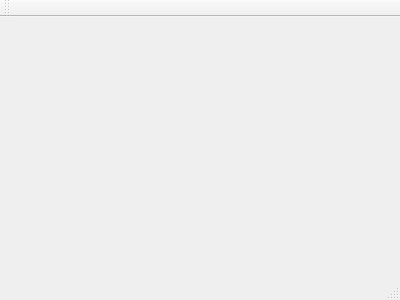
Before: the Qt Designer form src/mainwindow.ui in mrafcho001/QtMovieCollection, drawn with Qt 5.
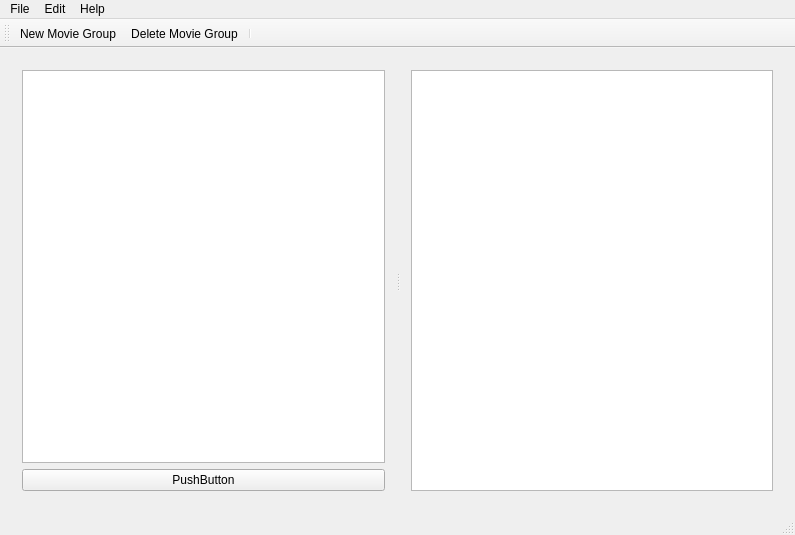
After: the same form once the commit is applied.

```diff
--- a/src/mainwindow.ui
+++ b/src/mainwindow.ui
@@ -6,23 +6,104 @@
    <rect>
     <x>0</x>
     <y>0</y>
-    <width>400</width>
-    <height>300</height>
+    <width>795</width>
+    <height>535</height>
    </rect>
   </property>
   <property name="windowTitle">
    <string>MainWindow</string>
   </property>
-  <widget class="QWidget" name="centralWidget"/>
+  <widget class="QWidget" name="centralWidget">
+   <layout class="QGridLayout" name="gridLayout">
+    <item row="0" column="0">
+     <widget class="QSplitter" name="splitter">
+      <property name="sizePolicy">
+       <sizepolicy hsizetype="Expanding" vsizetype="Preferred">
+        <horstretch>0</horstretch>
+        <verstretch>0</verstretch>
+       </sizepolicy>
+      </property>
+      <property name="orientation">
+       <enum>Qt::Horizontal</enum>
+      </property>
+      <widget class="QWidget" name="verticalLayoutWidget_2">
+       <layout class="QVBoxLayout" name="verticalLayout_2">
+        <item>
+         <widget class="QTreeView" name="treeView_2">
+          <property name="sizePolicy">
+           <sizepolicy hsizetype="Expanding" vsizetype="Expanding">
+            <horstretch>0</horstretch>
+            <verstretch>0</verstretch>
+           </sizepolicy>
+          </property>
+          <property name="baseSize">
+           <size>
+            <width>50</width>
+            <height>0</height>
+           </size>
+          </property>
+         </widget>
+        </item>
+        <item>
+         <widget class="QPushButton" name="pushButton">
+          <property name="text">
+           <string>PushButton</string>
+          </property>
+         </widget>
+        </item>
+       </layout>
+      </widget>
+      <widget class="QWidget" name="verticalLayoutWidget">
+       <layout class="QVBoxLayout" name="verticalLayout">
+        <item>
+         <widget class="QTreeView" name="treeView">
+          <property name="sizePolicy">
+           <sizepolicy hsizetype="Expanding" vsizetype="Expanding">
+            <horstretch>0</horstretch>
+            <verstretch>0</verstretch>
+           </sizepolicy>
+          </property>
+         </widget>
+        </item>
+       </layout>
+      </widget>
+     </widget>
+    </item>
+   </layout>
+  </widget>
   <widget class="QMenuBar" name="menuBar">
    <property name="geometry">
     <rect>
      <x>0</x>
      <y>0</y>
-     <width>400</width>
+     <width>795</width>
      <height>20</height>
     </rect>
    </property>
+   <widget class="QMenu" name="menuFile">
+    <property name="title">
+     <string>File</string>
+    </property>
+    <addaction name="separator"/>
+    <addaction name="actionClose"/>
+   </widget>
+   <widget class="QMenu" name="menuHelp">
+    <property name="title">
+     <string>Help</string>
+    </property>
+    <addaction name="actionAbout"/>
+   </widget>
+   <widget class="QMenu" name="menuMovie_Group">
+    <property name="title">
+     <string>Edit</string>
+    </property>
+    <addaction name="actionNewMovieGroup"/>
+    <addaction name="actionDeleteMovieGroup"/>
+    <addaction name="actionClearMovieGroup"/>
+   </widget>
+   <addaction name="menuFile"/>
+   <addaction name="menuMovie_Group"/>
+   <addaction name="menuHelp"/>
   </widget>
   <widget class="QToolBar" name="mainToolBar">
    <attribute name="toolBarArea">
@@ -31,8 +112,51 @@
    <attribute name="toolBarBreak">
     <bool>false</bool>
    </attribute>
+   <addaction name="actionNewMovieGroup"/>
+   <addaction name="actionDeleteMovieGroup"/>
+   <addaction name="separator"/>
   </widget>
   <widget class="QStatusBar" name="statusBar"/>
+  <action name="actionClose">
+   <property name="text">
+    <string>Close</string>
+   </property>
+  </action>
+  <action name="actionAbout">
+   <property name="text">
+    <string>About</string>
+   </property>
+  </action>
+  <action name="actionNewMovieGroup">
+   <property name="text">
+    <string>New Movie Group</string>
+   </property>
+   <property name="toolTip">
+    <string>Create a new movie group</string>
+   </property>
+   <property name="shortcut">
+    <string>Ctrl+N</string>
+   </property>
+  </action>
+  <action name="actionDeleteMovieGroup">
+   <property name="text">
+    <string>Delete Movie Group</string>
+   </property>
+   <property name="toolTip">
+    <string>Delete the selected movie groups</string>
+   </property>
+   <property name="shortcut">
+    <string>Del</string>
+   </property>
+  </action>
+  <action name="actionClearMovieGroup">
+   <property name="text">
+    <string>Clear Movie Group</string>
+   </property>
+   <property name="toolTip">
+    <string>Clear the items inside the selected movie group.</string>
+   </property>
+  </action>
  </widget>
  <layoutdefault spacing="6" margin="11"/>
  <resources/>
```
